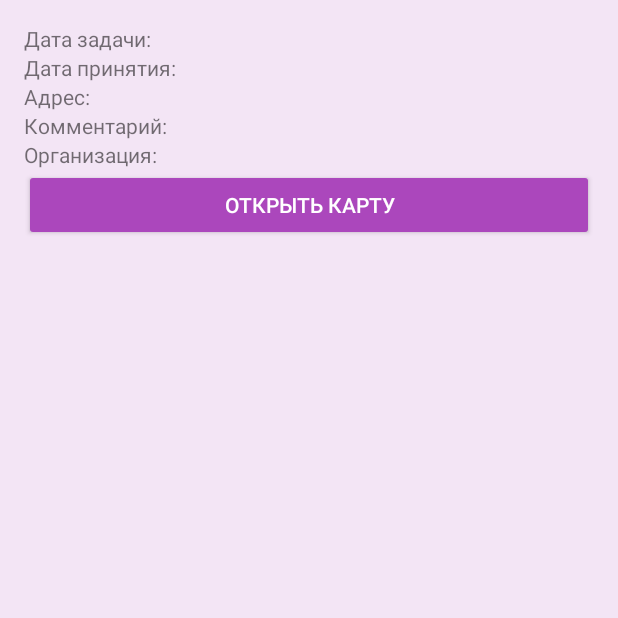
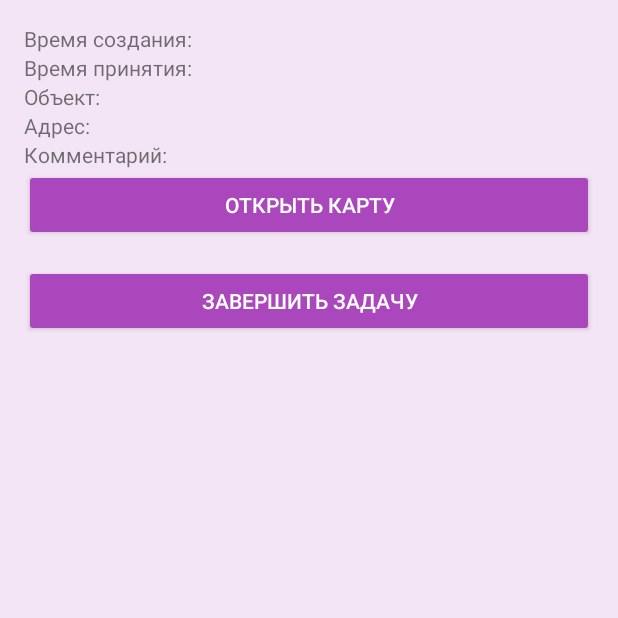
Before and after one commit to iluscho/PerformApp, an Android app: the TaskDetailActivity screen opened directly, with no data from a screen before it, on a phone screen of 412 x 824 dp, the top half of it. Run offline under Robolectric (Android 15) with nearby library versions, the phone set to English and light mode, and no system bars; our stand-ins replace Firebase (no records; nobody signed in at launch, a user with empty details on screens opened directly).

Commit message:
some fixes, added task end, dates fixes, active task button

```diff
--- a/app/src/main/java/com/example/performapp/AuthActivity.java
+++ b/app/src/main/java/com/example/performapp/AuthActivity.java
@@ -18,7 +18,6 @@ public class AuthActivity extends AppCompatActivity {
     EditText etLogin, etPassword;
     Button btnLogin, btnRegister;
     DatabaseReference usersRef;
-
     SharedPreferences preferences;
     private static final String PREF_NAME = "MyAppPrefs";
     private static final String KEY_USER_ID = "userId";
--- a/app/src/main/res/layout/activity_task_detail.xml
+++ b/app/src/main/res/layout/activity_task_detail.xml
@@ -11,35 +11,42 @@
         android:id="@+id/tvTaskDate"
         android:layout_width="wrap_content"
         android:layout_height="wrap_content"
-        android:text="Дата задачи:"/>
+        android:text="Время создания: "/>
 
     <TextView
         android:id="@+id/tvAcceptanceDate"
         android:layout_width="wrap_content"
         android:layout_height="wrap_content"
-        android:text="Дата принятия:"/>
+        android:text="Время принятия: "/>
+
+    <TextView
+        android:id="@+id/tvOrganization"
+        android:layout_width="wrap_content"
+        android:layout_height="wrap_content"
+        android:text="Объект: "/>
 
     <TextView
         android:id="@+id/tvAddress"
         android:layout_width="wrap_content"
         android:layout_height="wrap_content"
-        android:text="Адрес:"/>
+        android:text="Адрес: "/>
 
     <TextView
         android:id="@+id/tvComment"
         android:layout_width="wrap_content"
         android:layout_height="wrap_content"
-        android:text="Комментарий:"/>
-
-    <TextView
-        android:id="@+id/tvOrganization"
-        android:layout_width="wrap_content"
-        android:layout_height="wrap_content"
-        android:text="Организация:"/>
+        android:text="Комментарий: "/>
 
     <Button
         android:id="@+id/btnOpenMap"
         android:layout_width="match_parent"
         android:layout_height="wrap_content"
         android:text="Открыть карту"/>
+
+    <Button
+        android:id="@+id/btnCompleteTask"
+        android:layout_width="match_parent"
+        android:layout_height="wrap_content"
+        android:text="Завершить задачу"
+        android:layout_marginTop="16dp"/>
 </LinearLayout>
```
Also changed, not shown: app/src/main/java/com/example/performapp/Task.java (+8 -16 lines), app/src/main/java/com/example/performapp/TaskDetailActivity.java (+35 -5 lines), app/src/main/java/com/example/performapp/WorkerActivity.java (+57 -2 lines), app/src/main/res/layout/activity_worker.xml (+7 -0 lines).
